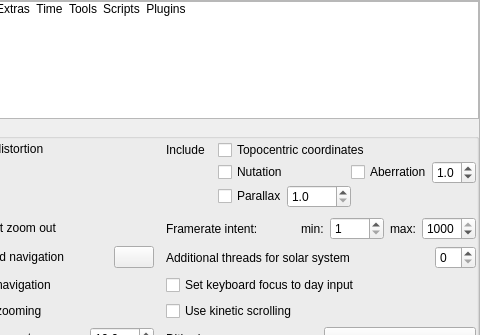
Stellarium/stellarium, file src/gui/configurationDialog.ui: the form before one commit; both pictures show x 107 to 587 and y 0 to 335 of the 587 by 519 pixel window.
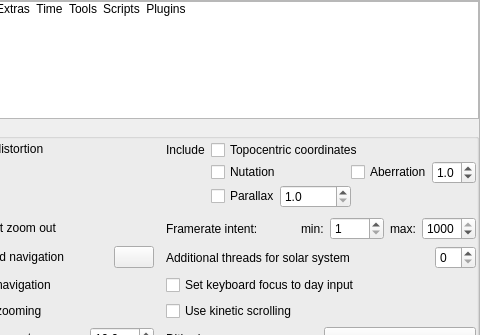
The form after the commit. The open tabs and pages were chosen to show the change. Icons and pictures are not drawn. Custom widgets are drawn as their Qt base class.

Commit message: increase the max to 10000x, fix qt5 ui, fix missing header

```diff
--- a/src/gui/configurationDialog.ui
+++ b/src/gui/configurationDialog.ui
@@ -2118,7 +2118,7 @@
                     <double>1.000000000000000</double>
                    </property>
                    <property name="maximum">
-                    <double>1000.000000000000000</double>
+                    <double>10000.000000000000000</double>
                    </property>
                    <property name="singleStep">
                     <double>1.000000000000000</double>
```
Left out of the diff: 100 changed lines with no effect on the pictures. The commit also changes 1 other file.
